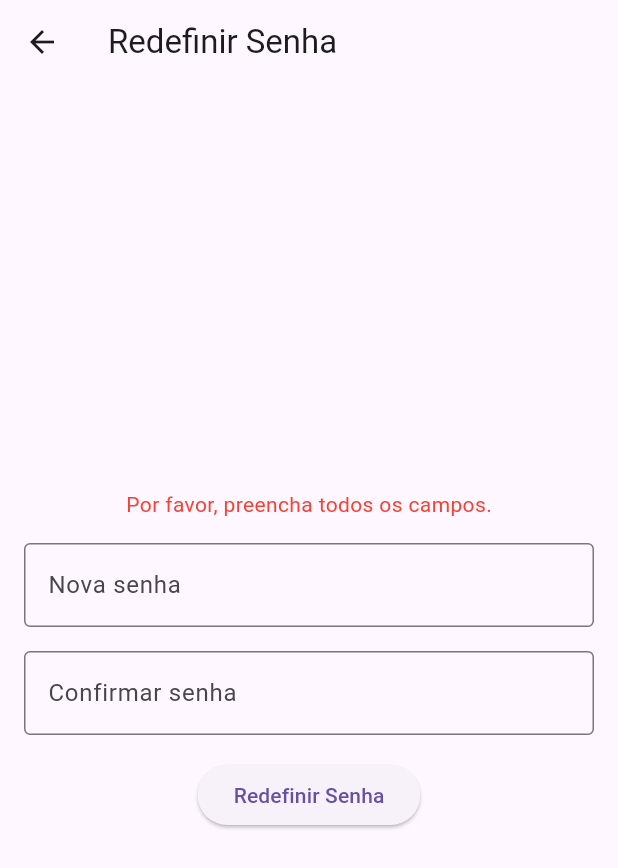
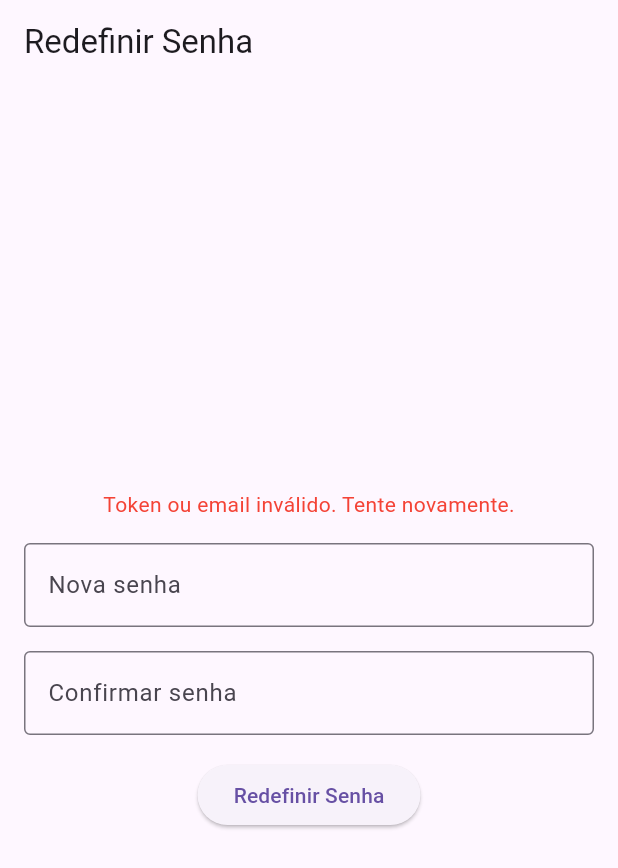
Before and after one commit to chocoflakez/contatudo, a Flutter app: the ResetPasswordScreen screen opened directly with empty values, after a tap on "Redefinir Senha", on a phone screen of 412 x 824 dp. Shown: the top 868 px of the screen. Run offline on Flutter 3.47's test engine with Material 3 defaults, Android fonts, the phone set to English and light mode, and no system bars; our stand-ins replace supabase_flutter; accounts and stored records are empty.

Commit message:
#CT-20 Refactor password reset flow to include email input screen and enhance UI for reset password page

```diff
--- a/lib/screens/reset_password_screen.dart
+++ b/lib/screens/reset_password_screen.dart
@@ -3,9 +3,11 @@
 import 'package:supabase_flutter/supabase_flutter.dart';
 
 class ResetPasswordScreen extends StatefulWidget {
-  final String? code; // Receives the code from the URL
+  final String? code; // Recebe o código da URL
+  final String email; // Recebe o email do usuário
 
-  const ResetPasswordScreen({Key? key, required this.code}) : super(key: key);
+  const ResetPasswordScreen({Key? key, required this.code, required this.email})
+      : super(key: key);
 
   @override
   _ResetPasswordScreenState createState() => _ResetPasswordScreenState();
@@ -19,10 +21,19 @@
   String? _errorMessage;
 
   Future<void> _resetPassword() async {
-    final String? token = widget.code;
+    setState(() {
+      _isLoading = true;
+      _errorMessage = null;
+    });
 
-    if (token == null) {
-      _setError("Token inválido ou ausente. Tente novamente.");
+    final String? token = widget.code; // Token do URL
+    final String email = widget.email; // Email do usuário passado
+
+    if (token == null || email.isEmpty) {
+      setState(() {
+        _errorMessage = "Token ou email inválido. Tente novamente.";
+        _isLoading = false;
+      });
       return;
     }
 
@@ -30,62 +41,66 @@
     final String confirmPassword = _confirmPasswordController.text.trim();
 
     if (newPassword.isEmpty || confirmPassword.isEmpty) {
-      _setError("Por favor, preencha todos os campos.");
+      setState(() {
+        _errorMessage = "Por favor, preencha todos os campos.";
+        _isLoading = false;
+      });
       return;
     }
 
     if (newPassword != confirmPassword) {
-      _setError("As senhas não correspondem.");
+      setState(() {
+        _errorMessage = "As senhas não correspondem.";
+        _isLoading = false;
+      });
       return;
     }
 
-    setState(() {
-      _isLoading = true;
-      _errorMessage = null;
-    });
-
     try {
-      // Authenticate the user with the recovery token
+      // Verificar o OTP com o email
       final response = await Supabase.instance.client.auth.verifyOTP(
         token: token,
         type: OtpType.recovery,
+        email: email,
       );
 
-      if (response.user == null) {
-        _setError("Erro ao autenticar com o token. Tente novamente.");
-        return;
-      }
+      if (response.user != null) {
+        // Atualizar a senha
+        await Supabase.instance.client.auth.updateUser(
+          UserAttributes(password: newPassword),
+        );
 
-      // Update the password after successful authentication
-      final updateResponse = await Supabase.instance.client.auth.updateUser(
-        UserAttributes(password: newPassword),
-      );
-
-      if (updateResponse.user != null) {
         ScaffoldMessenger.of(context).showSnackBar(
           const SnackBar(content: Text("Senha redefinida com sucesso!")),
         );
+
         Navigator.pushReplacement(
           context,
           MaterialPageRoute(builder: (context) => const LoginScreen()),
         );
       } else {
-        _setError("Erro ao redefinir senha. Tente novamente.");
+        setState(() {
+          _errorMessage =
+              "Erro ao redefinir senha. Verifique as informações e tente novamente.";
+        });
       }
     } catch (error) {
-      _setError("Erro ao redefinir senha: $error");
+      final errorMessage = error.toString();
+      if (errorMessage.contains('otp_expired')) {
+        setState(() {
+          _errorMessage =
+              "O link de redefinição expirou. Solicite um novo link.";
+        });
+      } else {
+        setState(() {
+          _errorMessage = "Erro ao redefinir senha: $error";
+        });
+      }
     } finally {
       setState(() {
         _isLoading = false;
       });
     }
-  }
-
-  void _setError(String errorMessage) {
-    setState(() {
-      _errorMessage = errorMessage;
-      _isLoading = false;
-    });
   }
 
   @override
```
Also changed, not shown: lib/main.dart (+8 -2 lines), lib/screens/email_input_screen.dart (added, +60 -0 lines), 1 other file.
